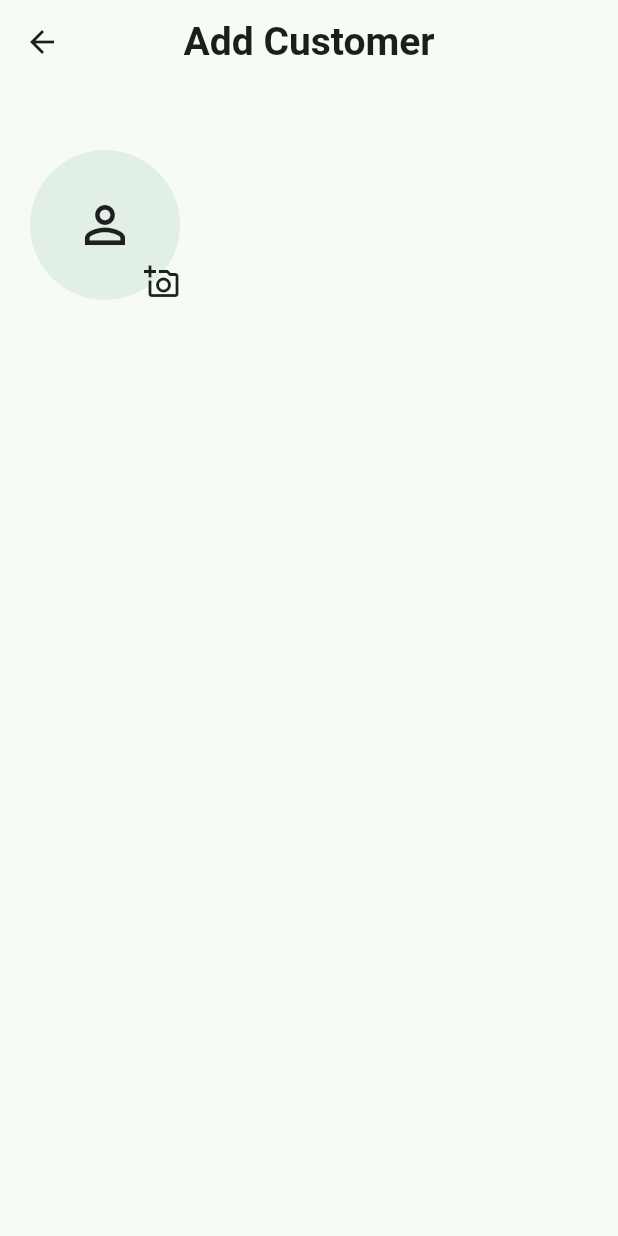
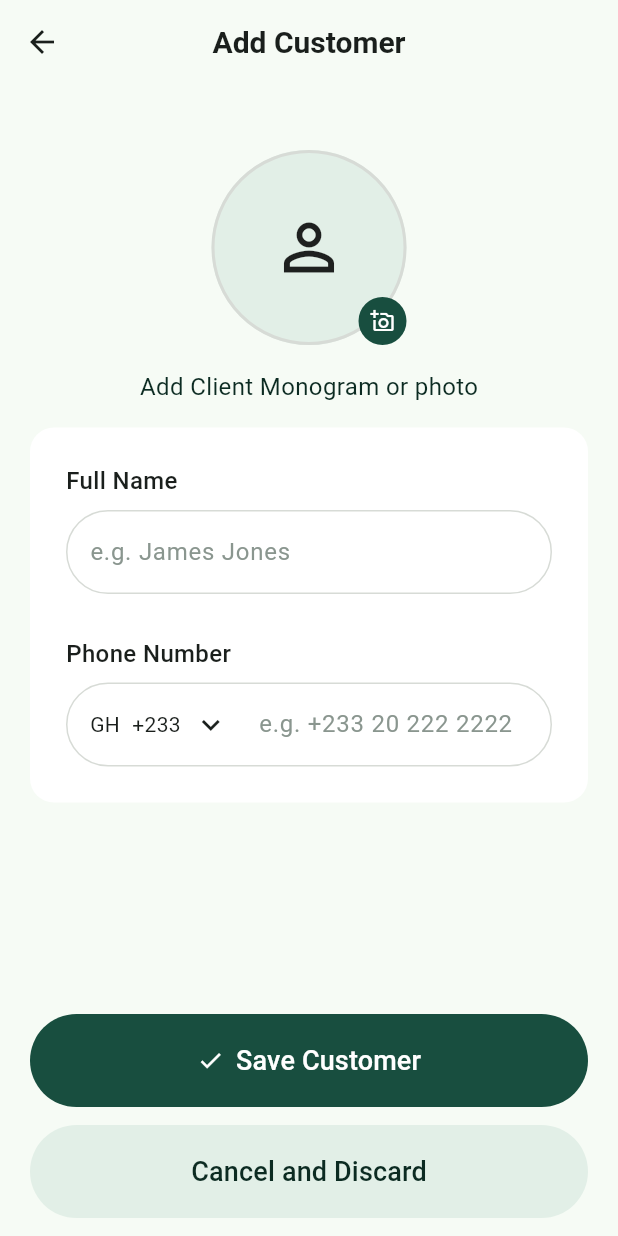
Before and after one commit to naiahgarrix02/Atelier-Assitant-Redo, a Flutter app: the screen it shows after launch, after a tap on "Add Customer", on a phone screen of 412 x 824 dp. Run offline on Flutter 3.47's test engine with Material 3 defaults, Android fonts, the phone set to English and light mode, and no system bars; our stand-ins replace flutter_svg, material_ui.

Commit message:
Implement AddCustomerScreen and update references; remove obsolete AddCustomersScreen.

```diff
--- /dev/null
+++ b/lib/models/country.dart
@@ -0,0 +1,20 @@
+class Country {
+  final String name;
+  final String flag;
+  final String dialCode;
+
+  const Country({
+    required this.name,
+    required this.flag,
+    required this.dialCode,
+  });
+}
+
+const List<Country> countries = [
+  Country(name: 'Ghana', flag: 'GH', dialCode: '+233'),
+  Country(name: 'Nigeria', flag: 'NG', dialCode: '+234'),
+  Country(name: 'Togo', flag: 'TG', dialCode: '+228'),
+  Country(name: 'Ivory Coast', flag: 'IV', dialCode: '+225'),
+  Country(name: 'United Kingdom', flag: 'UK', dialCode: '+44'),
+  Country(name: 'United States', flag: 'US', dialCode: '+1'),
+];
--- /dev/null
+++ b/lib/views/customers/add_customer_screen.dart
@@ -0,0 +1,299 @@
+import 'package:atelier_redo/core/constants/app_colors.dart';
+import 'package:atelier_redo/models/country.dart';
+import 'package:material_ui/material_ui.dart';
+
+class AddCustomerScreen extends StatefulWidget {
+  const AddCustomerScreen({super.key});
+
+  @override
+  State<AddCustomerScreen> createState() => _AddCustomerScreenState();
+}
+
+class _AddCustomerScreenState extends State<AddCustomerScreen> {
+  final nameController = TextEditingController();
+  final phoneController = TextEditingController();
+  final emailController = TextEditingController();
+  final notesController = TextEditingController();
+
+  Country selectedCountry = countries.first;
+
+  final formKey = GlobalKey<FormState>();
+
+  @override
+  void dispose() {
+    nameController.dispose();
+    phoneController.dispose();
+    emailController.dispose();
+    notesController.dispose();
+
+    super.dispose();
+  }
+
+  @override
+  Widget build(BuildContext context) {
+    return Scaffold(
+      appBar: AppBar(
+        leading: IconButton(
+          onPressed: () {
+            Navigator.pop(context);
+          },
+          icon: Icon(Icons.arrow_back),
+        ),
+        centerTitle: true,
+        title: Text(
+          'Add Customer',
+          style: TextStyle(fontSize: 20, fontWeight: FontWeight.w600),
+        ),
+      ),
+      bottomNavigationBar: SafeArea(
+        child: Padding(
+          padding: EdgeInsets.fromLTRB(20, 20, 20, 12),
+          child: Column(
+            mainAxisSize: MainAxisSize.min,
+            children: [
+              FilledButton.icon(
+                label: Text('Save Customer', style: TextStyle(fontSize: 18)),
+                style: FilledButton.styleFrom(
+                  minimumSize: Size.fromHeight(52),
+                  padding: EdgeInsets.all(18),
+                ),
+                onPressed: () {
+                  if (formKey.currentState!.validate()) {
+                    print('valid');
+                  }
+                },
+                icon: Icon(Icons.check),
+              ),
+              SizedBox(height: 12),
+              FilledButton.tonal(
+                onPressed: () {
+                  Navigator.pop(context);
+                },
+                style: FilledButton.styleFrom(
+                  minimumSize: Size.fromHeight(52),
+                  padding: EdgeInsets.all(18),
+                ),
+                child: Text(
+                  'Cancel and Discard',
+                  style: TextStyle(color: AppColors.onMint, fontSize: 18),
+                ),
+              ),
+            ],
+          ),
+        ),
+      ),
+      body: SingleChildScrollView(
+        child: Padding(
+          padding: EdgeInsetsGeometry.all(20),
+          child: Column(
+            crossAxisAlignment: CrossAxisAlignment.stretch,
+            children: [
+              SizedBox(height: 24),
+              Center(
+                child: Stack(
+                  children: [
+                    Material(
+                      color: AppColors.mint,
+                      shape: CircleBorder(
+                        side: BorderSide(color: AppColors.border, width: 2),
+                      ),
+                      child: InkWell(
+                        customBorder: CircleBorder(),
+                        onTap: () {
+                          print('Avatar tapped');
+                        },
+                        child: SizedBox(
+                          width: 130,
+                          height: 130,
+                          child: Icon(Icons.person_outline, size: 50),
+                        ),
+                      ),
+                    ),
+                    Positioned(
+                      right: 0,
+                      bottom: 0,
+                      child: IgnorePointer(
+                        child: Container(
+                          padding: EdgeInsets.all(8),
+                          decoration: BoxDecoration(
+                            color: AppColors.primary,
+                            shape: BoxShape.circle,
+                          ),
+                          child: Icon(
+                            Icons.add_a_photo_outlined,
+                            size: 16,
+                            color: AppColors.onPrimary,
+                          ),
+                        ),
+                      ),
+                    ),
+                  ],
+                ),
+              ),
+
+              SizedBox(height: 16),
+
+              Center(
+                child: Text(
+                  'Add Client Monogram or photo',
+                  style: TextStyle(fontSize: 16, color: AppColors.onMint),
+                ),
+              ),
+
+              SizedBox(height: 16),
+
+              Container(
+                decoration: BoxDecoration(
+                  color: AppColors.card,
+                  borderRadius: BorderRadius.circular(16),
+                ),
+                child: Form(
+                  key: formKey,
+                  child: Padding(
+                    padding: EdgeInsets.all(24),
+                    child: Column(
+                      crossAxisAlignment: CrossAxisAlignment.start,
+                      children: [
+                        Text(
+                          'Full Name',
+                          style: TextStyle(
+                            fontSize: 16,
+                            fontWeight: FontWeight.w500,
+                            color: AppColors.textPrimary,
+                          ),
+                        ),
+                        SizedBox(height: 8),
+                        TextFormField(
+                          controller: nameController,
+                          textCapitalization: TextCapitalization.words,
+                          validator: (value) {
+                            if (value == null || value.trim().isEmpty) {
+                              return 'Name is required to save a customer profile';
+                            }
+                            return null;
+                          },
+                          decoration: InputDecoration(
+                            hintText: 'e.g. James Jones',
+                            hintStyle: TextStyle(
+                              fontSize: 16,
+                              color: AppColors.textInactive,
+                            ),
+                            filled: true,
+                            fillColor: AppColors.onPrimary,
+                            enabledBorder: OutlineInputBorder(
+                              borderRadius: BorderRadius.circular(30),
+                              borderSide: BorderSide(color: AppColors.border),
+                            ),
+                            focusedBorder: OutlineInputBorder(
+                              borderRadius: BorderRadius.circular(30),
+                              borderSide: BorderSide(
+                                color: AppColors.primary,
+                                width: 1.5,
+                              ),
+                            ),
+                            errorBorder: OutlineInputBorder(
+                              borderRadius: BorderRadius.circular(30),
+                              borderSide: BorderSide(
+                                color: AppColors.error,
+                                width: 1,
+                              ),
+                            ),
+                            focusedErrorBorder: OutlineInputBorder(
+                              borderRadius: BorderRadius.circular(30),
+                              borderSide: BorderSide(
+                                color: AppColors.error,
+                                width: 1.5,
+                              ),
+                            ),
+                            errorStyle: TextStyle(
+                              color: AppColors.error,
+                              fontSize: 13,
+                            ),
+                          ),
+                        ),
+
+                        SizedBox(height: 28),
+
+                        Text(
+                          'Phone Number',
+                          style: TextStyle(
+                            fontSize: 16,
+                            fontWeight: FontWeight.w500,
+                            color: AppColors.textPrimary,
+                          ),
+                        ),
+                        SizedBox(height: 8),
+                        TextFormField(
+                          controller: phoneController,
+                          textCapitalization: TextCapitalization.words,
+                          validator: (value) {
+                            if (value == null || value.trim().isEmpty) {
+                              return 'Phone is required to save a customer profile';
+                            }
+                            return null;
+                          },
+                          decoration: InputDecoration(
+                            prefixIcon: InkWell(
+                              child: Padding(
+                                padding: EdgeInsets.symmetric(horizontal: 16),
+                                child: Row(
+                                  mainAxisSize: MainAxisSize.min,
+                                  spacing: 8,
+                                  children: [
+                                    Text(selectedCountry.flag),
+                                    Text(selectedCountry.dialCode),
+                                    Icon(Icons.keyboard_arrow_down),
+                                  ],
+                                ),
+                              ),
+                            ),
+                            hintText: 'e.g. +233 20 222 2222',
+                            hintStyle: TextStyle(
+                              fontSize: 16,
+                              color: AppColors.textInactive,
+                            ),
+                            filled: true,
+                            fillColor: AppColors.onPrimary,
+                            enabledBorder: OutlineInputBorder(
+                              borderRadius: BorderRadius.circular(30),
+                              borderSide: BorderSide(color: AppColors.border),
+                            ),
+                            focusedBorder: OutlineInputBorder(
+                              borderRadius: BorderRadius.circular(30),
+                              borderSide: BorderSide(
+                                color: AppColors.primary,
+                                width: 1.5,
+                              ),
+                            ),
+                            errorBorder: OutlineInputBorder(
+                              borderRadius: BorderRadius.circular(30),
+                              borderSide: BorderSide(
+                                color: AppColors.error,
+                                width: 1,
+                              ),
+                            ),
+                            focusedErrorBorder: OutlineInputBorder(
+                              borderRadius: BorderRadius.circular(30),
+                              borderSide: BorderSide(
+                                color: AppColors.error,
+                                width: 1.5,
+                              ),
+                            ),
+                            errorStyle: TextStyle(
+                              color: AppColors.error,
+                              fontSize: 13,
+                            ),
+                          ),
+                        ),
+                      ],
+                    ),
+                  ),
+                ),
+              ),
+            ],
+          ),
+        ),
+      ),
+    );
+  }
+}
--- a/lib/views/customers/add_customers_screen.dart
+++ /dev/null
@@ -1,59 +0,0 @@
-import 'package:atelier_redo/core/constants/app_colors.dart';
-import 'package:material_ui/material_ui.dart';
-
-class AddCustomersScreen extends StatefulWidget {
-  const AddCustomersScreen({super.key});
-
-  @override
-  State<AddCustomersScreen> createState() => _AddCustomerScreenState();
-}
-
-class _AddCustomerScreenState extends State<AddCustomersScreen> {
-  @override
-  Widget build(BuildContext context) {
-    return Scaffold(
-      appBar: AppBar(
-        leading: IconButton(
-          onPressed: () {
-            Navigator.pop(context);
-          },
-          icon: Icon(Icons.arrow_back),
-        ),
-        centerTitle: true,
-        title: Text(
-          'Add Customer',
-          style: TextStyle(fontSize: 26, fontWeight: FontWeight.w600),
-        ),
-      ),
-      body: SingleChildScrollView(
-        child: Padding(
-          padding: EdgeInsetsGeometry.all(20),
-          child: Column(
-            crossAxisAlignment: CrossAxisAlignment.center,
-            children: [
-              SizedBox(height: 24),
-              Stack(
-                children: [
-                  Container(
-                    width: 100,
-                    height: 100,
-                    decoration: BoxDecoration(
-                      color: AppColors.mint,
-                      shape: BoxShape.circle,
-                    ),
-                    child: Icon(Icons.person_outline, size: 40),
-                  ),
-                  Positioned(
-                    right: 0,
-                    bottom: 0,
-                    child: Icon(Icons.add_a_photo_outlined),
-                  ),
-                ],
-              ),
-            ],
-          ),
-        ),
-      ),
-    );
-  }
-}
--- a/lib/views/customers/customers_screen.dart
+++ b/lib/views/customers/customers_screen.dart
@@ -1,5 +1,5 @@
 import 'package:atelier_redo/core/constants/app_colors.dart';
-import 'package:atelier_redo/views/customers/add_customers_screen.dart';
+import 'package:atelier_redo/views/customers/add_customer_screen.dart';
 import 'package:atelier_redo/widgets/common/atelier_app_bar.dart';
 import 'package:material_ui/material_ui.dart';
 import 'package:flutter_svg/flutter_svg.dart';
@@ -111,7 +111,7 @@ class _CustomersScreenState extends State<CustomersScreen> {
               onPressed: () {
                 Navigator.push(
                   context,
-                  MaterialPageRoute(builder: (context) => AddCustomersScreen()),
+                  MaterialPageRoute(builder: (context) => AddCustomerScreen()),
                 );
               },
               label: Row(
@@ -265,7 +265,7 @@ class _CustomersScreenState extends State<CustomersScreen> {
                                 Navigator.push(
                                   context,
                                   MaterialPageRoute(
-                                    builder: (context) => AddCustomersScreen(),
+                                    builder: (context) => AddCustomerScreen(),
                                   ),
                                 );
                               },
--- a/lib/views/dashboard/dashboard_screen.dart
+++ b/lib/views/dashboard/dashboard_screen.dart
@@ -1,4 +1,4 @@
-import 'package:atelier_redo/views/customers/add_customers_screen.dart';
+import 'package:atelier_redo/views/customers/add_customer_screen.dart';
 import 'package:atelier_redo/widgets/common/atelier_app_bar.dart';
 import 'package:atelier_redo/widgets/customers/customer_tile.dart';
 import 'package:material_ui/material_ui.dart';
@@ -235,7 +235,7 @@ class DashboardScreen extends StatelessWidget {
                         Navigator.push(
                           context,
                           MaterialPageRoute(
-                            builder: (context) => AddCustomersScreen(),
+                            builder: (context) => AddCustomerScreen(),
                           ),
                         );
                       },
```
